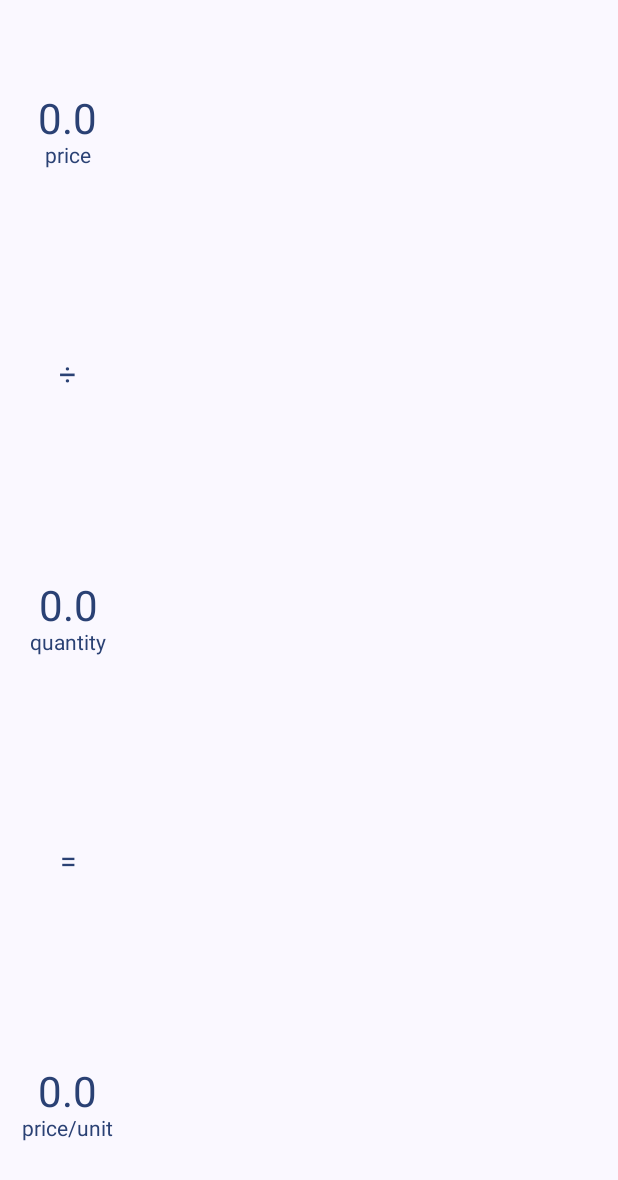
After one commit to Antmar3000/PriceCam, an Android app built with Jetpack Compose: the composable LandscapeDataDisplay shown on its own in the app's theme, on a phone screen of 412 x 824 dp. The commit adds this screen. Shown: the top 1180 px of the screen. Run offline under Robolectric (Android 15) with nearby library versions, the phone set to English and light mode, and no system bars; libraries missing offline, so code that uses them is left out: androidx.camera.core, androidx.camera.view; 2 statements that could not run were skipped.

Commit message:
added portrait-landscape logic

```diff
--- a/app/src/main/java/com/example/pricecam/presentation/MainActivity.kt
+++ b/app/src/main/java/com/example/pricecam/presentation/MainActivity.kt
@@ -4,7 +4,7 @@ import android.os.Bundle
 import androidx.activity.ComponentActivity
 import androidx.activity.compose.setContent
 import androidx.activity.enableEdgeToEdge
-import com.example.pricecam.presentation.ui.KeepScreenOn
+import com.example.pricecam.presentation.ui.utils.KeepScreenOn
 import com.example.pricecam.presentation.ui.theme.PriceCamTheme
 
 class MainActivity : ComponentActivity() {
--- a/app/src/main/java/com/example/pricecam/presentation/MainScreen.kt
+++ b/app/src/main/java/com/example/pricecam/presentation/MainScreen.kt
@@ -1,7 +1,7 @@
 package com.example.pricecam.presentation
 
 import androidx.compose.runtime.Composable
-import com.example.pricecam.presentation.ui.CameraBox
+import com.example.pricecam.presentation.ui.CameraScreen
 import com.example.pricecam.presentation.permission.NoPermissionScreen
 import com.google.accompanist.permissions.ExperimentalPermissionsApi
 import com.google.accompanist.permissions.isGranted
@@ -24,6 +24,6 @@ fun MainContent(
     hasPermission: Boolean,
     requestPermission: () -> Unit
 ) {
-    if (hasPermission) CameraBox() else NoPermissionScreen(requestPermission)
+    if (hasPermission) CameraScreen() else NoPermissionScreen(requestPermission)
 
 }
--- /dev/null
+++ b/app/src/main/java/com/example/pricecam/presentation/ui/orientation/LandscapeDataDisplay.kt
@@ -0,0 +1,54 @@
+package com.example.pricecam.presentation.ui.orientation
+
+import androidx.compose.foundation.background
+import androidx.compose.foundation.layout.Arrangement
+import androidx.compose.foundation.layout.Column
+import androidx.compose.foundation.layout.fillMaxHeight
+import androidx.compose.foundation.layout.width
+import androidx.compose.material3.MaterialTheme
+import androidx.compose.runtime.Composable
+import androidx.compose.runtime.collectAsState
+import androidx.compose.ui.Alignment
+import androidx.compose.ui.Modifier
+import androidx.compose.ui.res.stringResource
+import androidx.compose.ui.unit.dp
+import com.example.pricecam.R
+import com.example.pricecam.presentation.viewmodels.MainViewModel
+
+@Composable
+fun LandscapeDataDisplay(viewModel: MainViewModel) {
+
+    val priceQuantityInfo = viewModel.priceQuantityResult.collectAsState().value
+
+    Column(
+        modifier = Modifier
+            .fillMaxHeight()
+            .width(90.dp)
+            .background(MaterialTheme.colorScheme.background),
+        verticalArrangement = Arrangement.SpaceAround,
+        horizontalAlignment = Alignment.CenterHorizontally
+    ) {
+
+        Column(horizontalAlignment = Alignment.CenterHorizontally) {
+            BaseText(priceQuantityInfo.price.toString(), 28)
+
+            BaseText(stringResource(R.string.price), 14)
+        }
+
+        BaseText("÷", 20)
+
+        Column(horizontalAlignment = Alignment.CenterHorizontally) {
+            BaseText(priceQuantityInfo.quantity.toString(), 28)
+
+            BaseText(stringResource(R.string.quantity), 14)
+        }
+
+        BaseText("=", 20)
+
+        Column(horizontalAlignment = Alignment.CenterHorizontally) {
+            BaseText(priceQuantityInfo.pricePerUnit.toString(), 28)
+
+            BaseText(stringResource(R.string.price_per_unit), 14)
+        }
+    }
+}
--- a/app/src/main/java/com/example/pricecam/presentation/ui/BottomDataDisplay.kt
+++ b/app/src/main/java/com/example/pricecam/presentation/ui/orientation/PortraitDataDisplay.kt
@@ -1,4 +1,4 @@
-package com.example.pricecam.presentation.ui
+package com.example.pricecam.presentation.ui.orientation
 
 import androidx.compose.foundation.background
 import androidx.compose.foundation.layout.Arrangement
@@ -20,7 +20,7 @@ import com.example.pricecam.R
 import com.example.pricecam.presentation.viewmodels.MainViewModel
 
 @Composable
-fun BottomDataDisplay(viewModel: MainViewModel = androidx.lifecycle.viewmodel.compose.viewModel()) {
+fun PortraitDataDisplay(viewModel: MainViewModel) {
 
     val priceQuantityInfo = viewModel.priceQuantityResult.collectAsState().value
 
--- a/app/src/main/java/com/example/pricecam/presentation/ui/KeepScreenOn.kt
+++ b/app/src/main/java/com/example/pricecam/presentation/ui/utils/KeepScreenOn.kt
@@ -1,4 +1,4 @@
-package com.example.pricecam.presentation.ui
+package com.example.pricecam.presentation.ui.utils
 
 import androidx.compose.runtime.Composable
 import androidx.compose.runtime.DisposableEffect
```
Also changed, not shown: app/src/main/java/com/example/pricecam/presentation/ui/CameraBox.kt (deleted, +0 -173 lines), app/src/main/java/com/example/pricecam/presentation/ui/CameraScreen.kt (added, +55 -0 lines), app/src/main/java/com/example/pricecam/presentation/ui/orientation/LandscapeCameraBox.kt (added, +85 -0 lines), app/src/main/java/com/example/pricecam/presentation/ui/orientation/PortraitCameraBox.kt (added, +84 -0 lines), app/src/main/java/com/example/pricecam/presentation/ui/utils/CameraPreviewRectangle.kt (added, +62 -0 lines).
